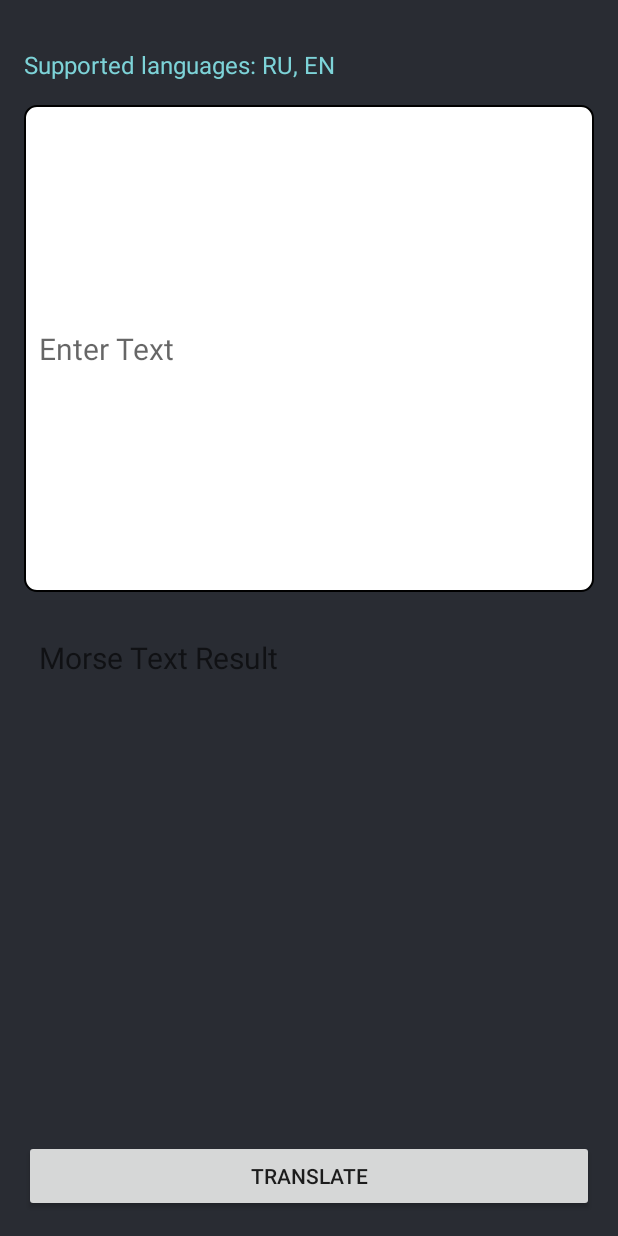
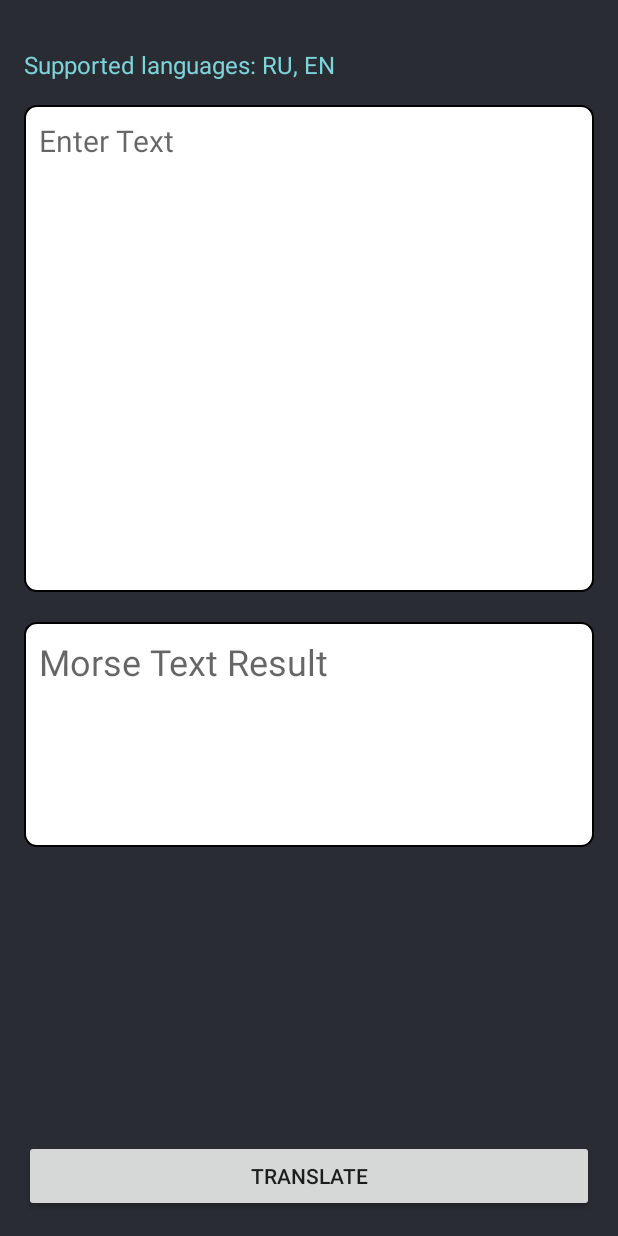
Before and after one commit to pascal-enjoyer/Subbotin1lab, an Android app: the screen it shows after launch (MainActivity), on a phone screen of 412 x 824 dp. Run offline under Robolectric (Android 15) with nearby library versions, the phone set to English and light mode, and no system bars.

Commit message:
added translated text edit box

```diff
--- a/App/app/src/main/java/com/example/morse_messenger/MainActivity.java
+++ b/App/app/src/main/java/com/example/morse_messenger/MainActivity.java
@@ -3,14 +3,13 @@ package com.example.morse_messenger;
 import android.os.Bundle;
 import android.widget.Button;
 import android.widget.EditText;
-import android.widget.TextView;
 import androidx.appcompat.app.AppCompatActivity;
 import java.util.Locale;
 
 public class MainActivity extends AppCompatActivity {
 
     private EditText inputEditText;
-    private TextView outputTextView;
+    private EditText outputTextView; // Изменено с TextView на EditText
     private Button translateButton;
 
     @Override
--- a/App/app/src/main/res/layout/activity_main.xml
+++ b/App/app/src/main/res/layout/activity_main.xml
@@ -23,19 +23,35 @@
         android:hint="Enter Text"
         android:textSize="20sp"
         android:padding="10dp"
-        android:inputType="text"
+        android:inputType="textMultiLine"
+        android:gravity="top"
         android:background="@drawable/et_morse" />
 
-    <TextView
-        android:id="@+id/output_text_view"
+    <ScrollView
         android:layout_width="match_parent"
         android:layout_height="0dp"
         android:layout_weight="1"
-        android:layout_marginTop="20dp"
-        android:hint="Morse Text Result"
-        android:textSize="20sp"
-        android:padding="10dp"
-        android:textColor="@color/colorAccent" />
+        android:layout_marginTop="20dp">
+
+        <EditText
+            android:id="@+id/output_text_view"
+            android:layout_width="match_parent"
+            android:layout_height="wrap_content"
+            android:minHeight="150dp"
+            android:gravity="top"
+            android:hint="Morse Text Result"
+            android:textSize="24sp"
+            android:textColor="#000000"
+            android:padding="10dp"
+            android:background="@drawable/et_morse"
+            android:inputType="textMultiLine"
+            android:focusable="false"
+            android:focusableInTouchMode="false"
+            android:cursorVisible="false"
+            android:longClickable="true"
+            android:scrollbars="vertical" />
+
+    </ScrollView>
 
     <Button
         android:id="@+id/translate_button"
```
